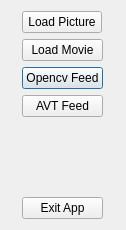
Qt form fileinputdialog.ui (SamDehaeck/GigaViewer) before a commit.
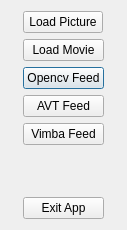
The same form after that commit.

Commit message:
Functional integration of vimba feed
It does nothing for the moment however. Only Gui buttons and their
connections working

```diff
--- a/fileinputdialog.ui
+++ b/fileinputdialog.ui
@@ -6,7 +6,7 @@
    <rect>
     <x>0</x>
     <y>0</y>
-    <width>126</width>
+    <width>127</width>
     <height>230</height>
    </rect>
   </property>
@@ -42,7 +42,7 @@
        </property>
       </widget>
      </item>
-     <item row="5" column="0">
+     <item row="6" column="0">
       <widget class="QPushButton" name="pushButton_2">
        <property name="text">
         <string>Exit App</string>
@@ -55,7 +55,7 @@
         <string>AVT Feed</string>
        </property>
        <property name="checkable">
-        <bool>true</bool>
+        <bool>false</bool>
        </property>
       </widget>
      </item>
@@ -72,7 +72,7 @@
        </property>
       </widget>
      </item>
-     <item row="4" column="0">
+     <item row="5" column="0">
       <spacer name="verticalSpacer">
        <property name="orientation">
         <enum>Qt::Vertical</enum>
@@ -85,6 +85,16 @@
        </property>
       </spacer>
      </item>
+     <item row="4" column="0">
+      <widget class="QPushButton" name="vimbaButton">
+       <property name="text">
+        <string>Vimba Feed</string>
+       </property>
+       <property name="checkable">
+        <bool>false</bool>
+       </property>
+      </widget>
+     </item>
     </layout>
    </item>
   </layout>
```
The commit also changes 10 other files.
